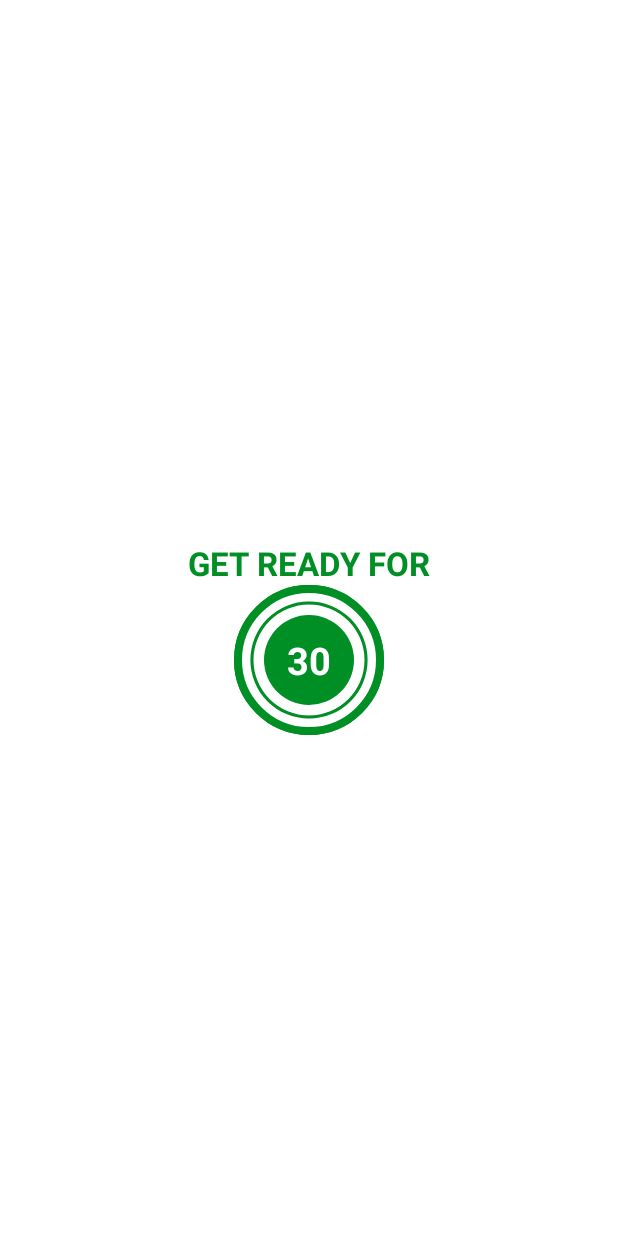
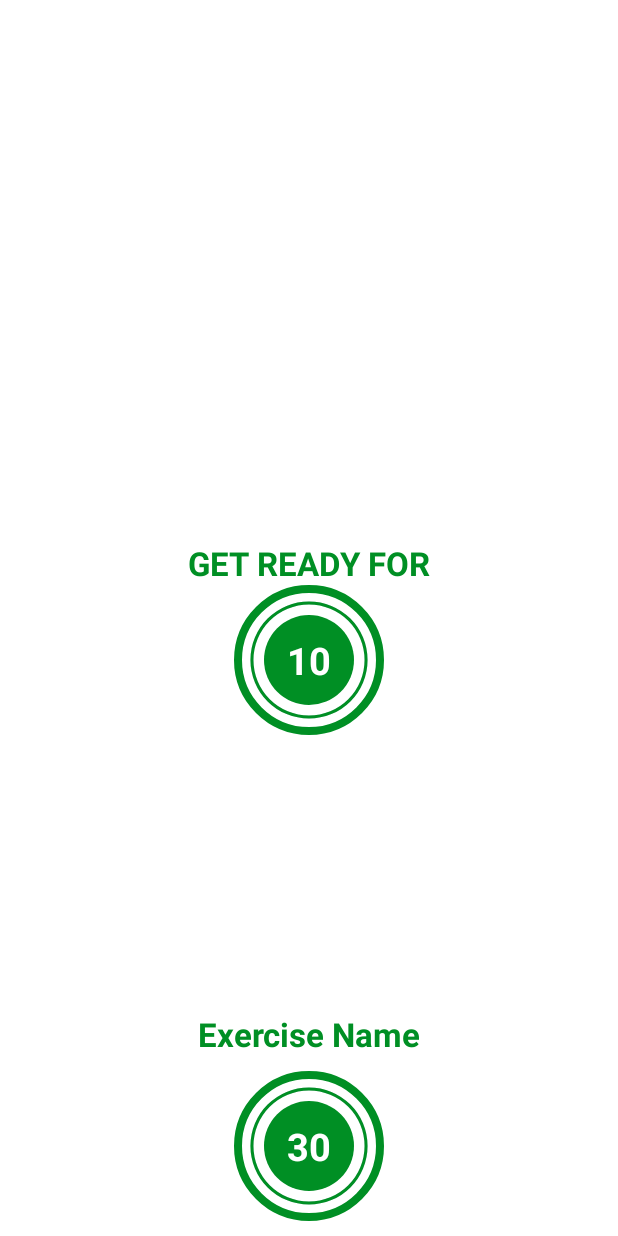
Before and after one commit to viraj-ashar/7-Minutes-Workout, an Android app: the layout activity_excercise.xml on its own in the app's theme, with its tools: preview values and no code run, on a phone screen of 412 x 824 dp. Run offline under Robolectric (Android 15) with nearby library versions, the phone set to English and light mode, and no system bars.

Commit message:
146:2:34

```diff
--- a/app/src/main/res/layout/activity_excercise.xml
+++ b/app/src/main/res/layout/activity_excercise.xml
@@ -23,12 +23,12 @@
         android:textColor="@color/colorAccent"
         android:textSize="@dimen/default_button_text_size"
         android:textStyle="bold"
-        app:layout_constraintBottom_toTopOf="@id/flProgressBar"
+        app:layout_constraintBottom_toTopOf="@id/flRestView"
         app:layout_constraintEnd_toEndOf="parent"
         app:layout_constraintStart_toStartOf="parent" />
 
     <FrameLayout
-        android:id="@+id/flProgressBar"
+        android:id="@+id/flRestView"
         android:layout_width="100dp"
         android:layout_height="100dp"
         android:layout_margin="10dp"
@@ -43,12 +43,12 @@
             style="?android:attr/progressBarStyleHorizontal"
             android:layout_width="100dp"
             android:layout_height="100dp"
+            android:layout_gravity="center"
             android:background="@drawable/circular_progress_bar_grey"
-            android:progressDrawable="@drawable/circular_progress_bar"
             android:indeterminate="false"
-            android:layout_gravity="center"
             android:max="10"
             android:progress="100"
+            android:progressDrawable="@drawable/circular_progress_bar"
             android:rotation="-90" />
 
         <LinearLayout
@@ -70,30 +70,54 @@
 
     </FrameLayout>
 
+    <ImageView
+        android:id="@+id/ivImage"
+        android:layout_width="match_parent"
+        android:layout_height="0dp"
+        android:scaleType="fitXY"
+        android:src="@drawable/ic_jumping_jacks"
+        android:visibility="invisible"
+        app:layout_constraintBottom_toTopOf="@id/tvExerciseName"
+        app:layout_constraintTop_toBottomOf="@id/tbExcersise" />
+
+    <TextView
+        android:id="@+id/tvExerciseName"
+        android:layout_width="wrap_content"
+        android:layout_height="wrap_content"
+        android:text="Exercise Name"
+        android:textColor="@color/colorAccent"
+        android:textSize="22sp"
+        android:textStyle="bold"
+        android:visibility="gone"
+        app:layout_constraintEnd_toEndOf="parent"
+        app:layout_constraintStart_toStartOf="parent"
+        app:layout_constraintTop_toBottomOf="@id/ivImage"
+        tools:visibility="visible"/>
+
     <FrameLayout
         android:id="@+id/flExerciseView"
         android:layout_width="100dp"
         android:layout_height="100dp"
         android:layout_margin="10dp"
+        android:background="@drawable/item_circular_color_accent_border"
         android:visibility="gone"
-        tools:visibility="visible"
-        android:background="@drawable/item_circular_color_accent_border"
         app:layout_constraintBottom_toBottomOf="parent"
         app:layout_constraintEnd_toEndOf="parent"
         app:layout_constraintStart_toStartOf="parent"
-        app:layout_constraintTop_toBottomOf="@id/tbExcersise">
+        app:layout_constraintTop_toBottomOf="@id/tvExerciseName"
+        tools:visibility="visible">
 
         <ProgressBar
             android:id="@+id/pbExercise"
             style="?android:attr/progressBarStyleHorizontal"
             android:layout_width="100dp"
             android:layout_height="100dp"
+            android:layout_gravity="center"
             android:background="@drawable/circular_progress_bar_grey"
-            android:progressDrawable="@drawable/circular_progress_bar"
             android:indeterminate="false"
-            android:layout_gravity="center"
             android:max="30"
             android:progress="300"
+            android:progressDrawable="@drawable/circular_progress_bar"
             android:rotation="-90" />
 
         <LinearLayout
```
Also changed, not shown: app/src/main/java/com/example/a7minuteworkout/ExcerciseActivity.kt (+43 -29 lines).
